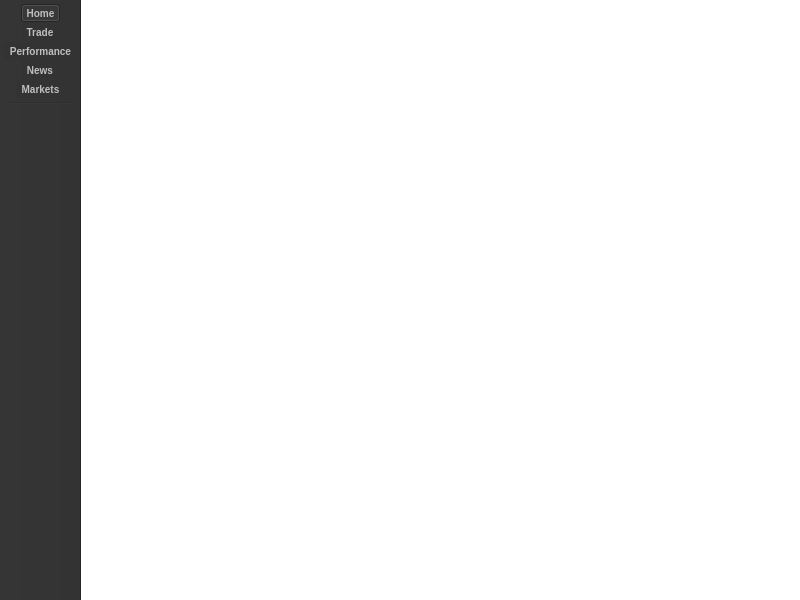
The window that src/gui/mainwindow.ui (guruprerana/trading-platform-pp) describes before a commit, drawn with Qt 5.
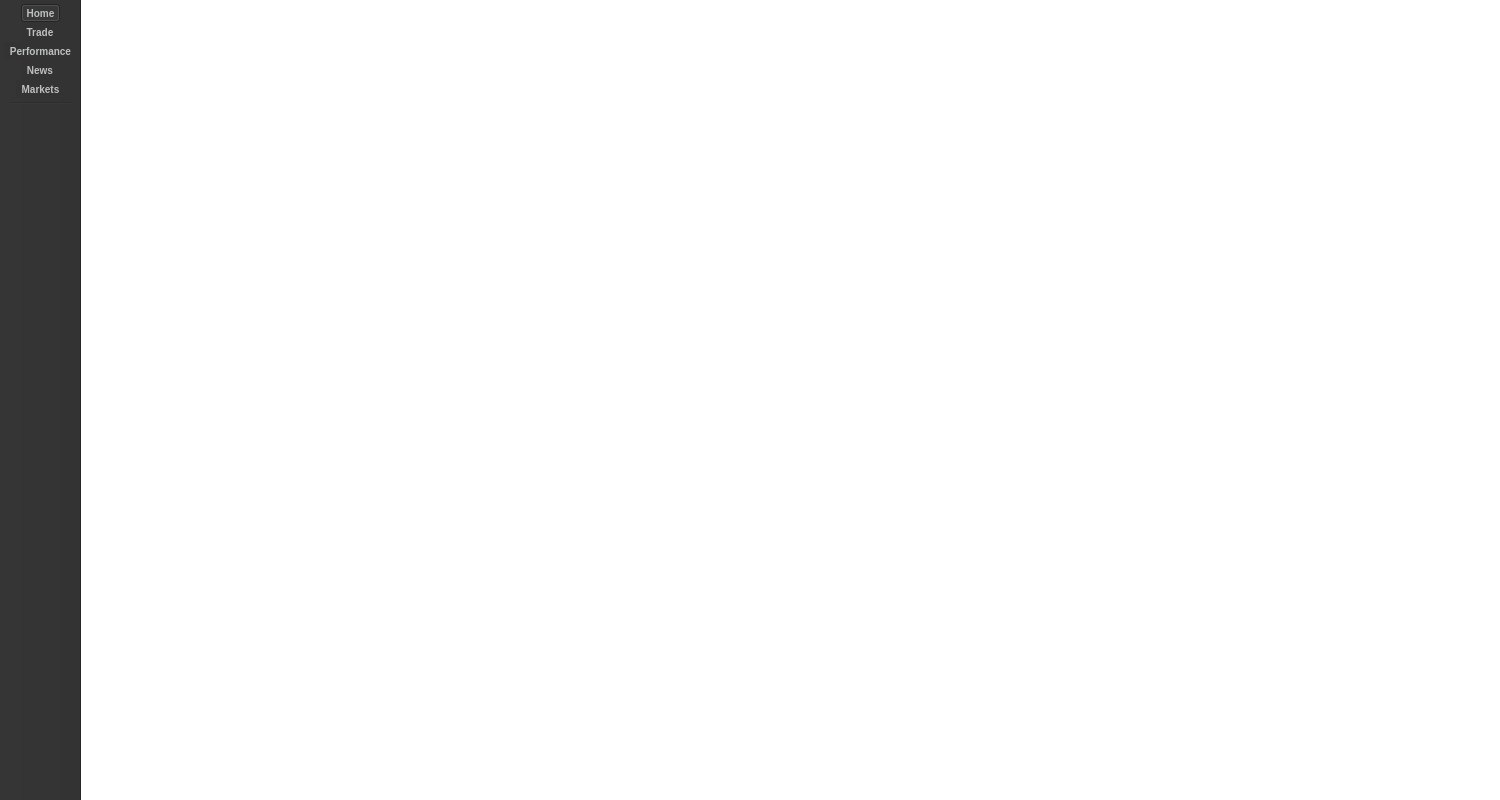
The same window after the commit. Icons and pictures are not drawn.

Patch:
```diff
--- a/src/gui/mainwindow.ui
+++ b/src/gui/mainwindow.ui
@@ -6,8 +6,8 @@
    <rect>
     <x>0</x>
     <y>0</y>
-    <width>800</width>
-    <height>600</height>
+    <width>1500</width>
+    <height>800</height>
    </rect>
   </property>
   <property name="font">
```
Left out of the diff: 2 changed lines with no effect on the pictures.
